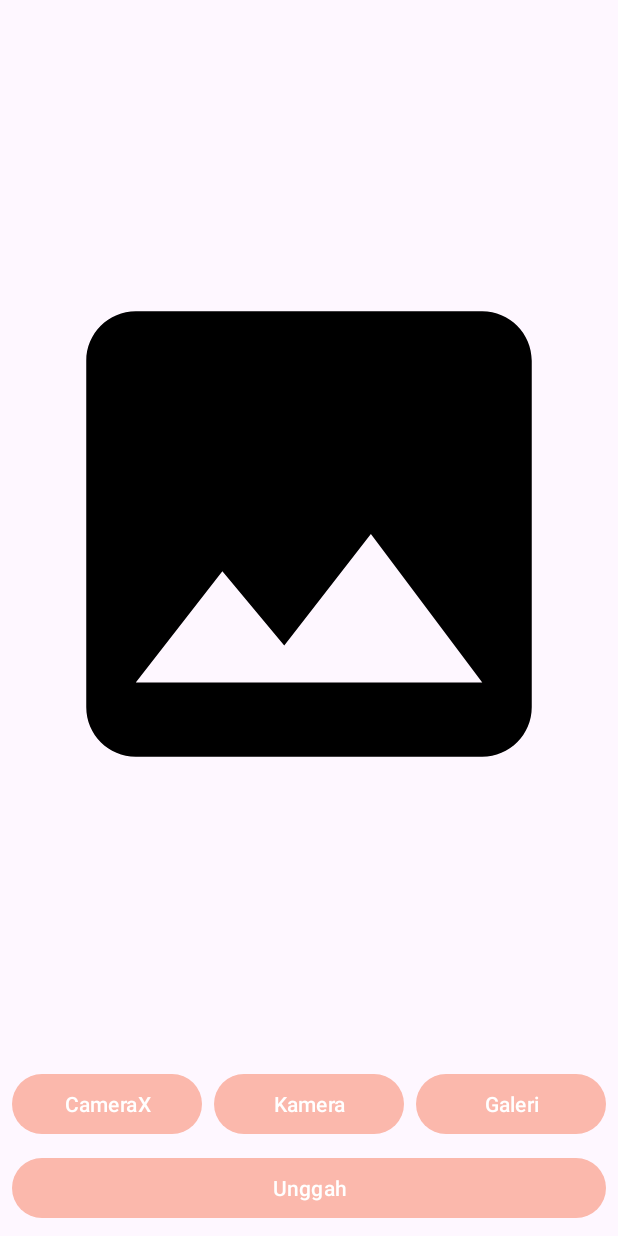
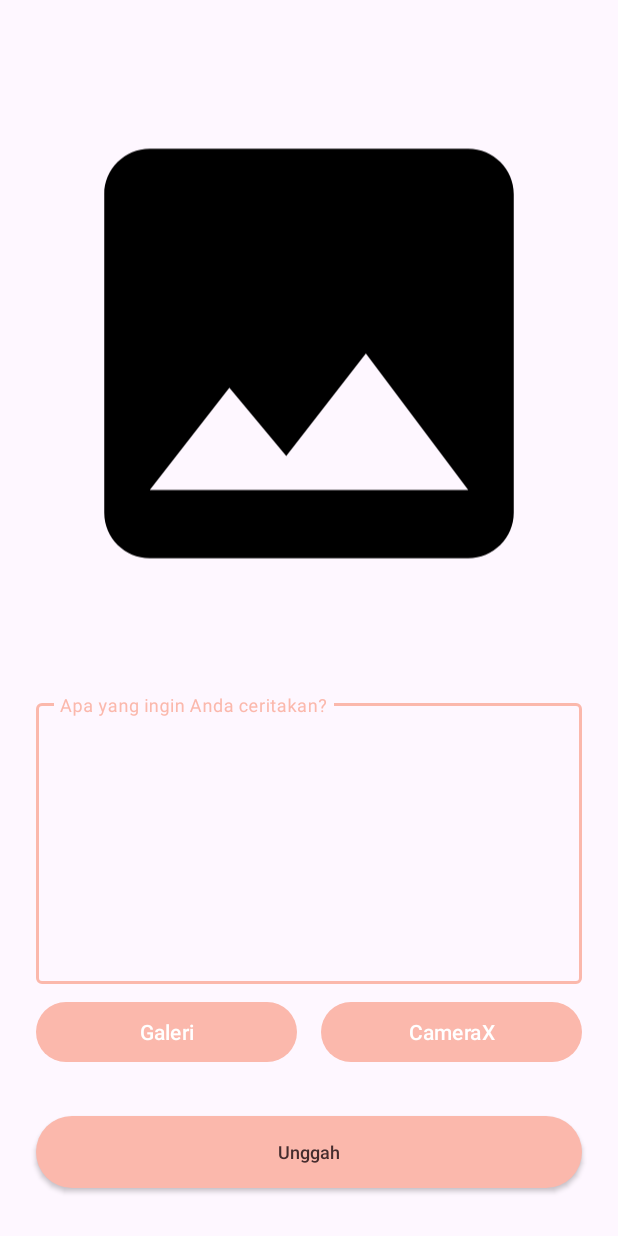
Before and after one commit to kholishulil97/CeritaKita, an Android app: the AddStoryActivity screen opened directly, with no data from a screen before it, on a phone screen of 412 x 824 dp. Run offline under Robolectric (Android 15) with nearby library versions, the phone set to English and light mode, and no system bars; pictures from the network do not load.

Commit message:
edit add story layout

```diff
--- a/app/src/main/java/com/example/storyapp/view/addstory/AddStoryActivity.kt
+++ b/app/src/main/java/com/example/storyapp/view/addstory/AddStoryActivity.kt
@@ -74,7 +74,6 @@ class AddStoryActivity : AppCompatActivity() {
         setContentView(binding.root)
 
         binding.cameraXButton.setOnClickListener { startCameraX() }
-        binding.cameraButton.setOnClickListener { startTakePhoto() }
         binding.galleryButton.setOnClickListener { startGallery() }
         binding.uploadButton.setOnClickListener {
             viewModel.getSession().observe(this) {
@@ -145,21 +144,6 @@ class AddStoryActivity : AppCompatActivity() {
 
     private lateinit var currentPhotoPath: String
 
-    private fun startTakePhoto() {
-        val intent = Intent(MediaStore.ACTION_IMAGE_CAPTURE)
-        intent.resolveActivity(packageManager)
-        createCustomTempFile(application).also {
-            val photoURI: Uri = FileProvider.getUriForFile(
-                this@AddStoryActivity,
-                "com.dicoding.picodiploma.mycamera",
-                it
-            )
-            currentPhotoPath = it.absolutePath
-            intent.putExtra(MediaStore.EXTRA_OUTPUT, photoURI)
-            launcherIntentCamera.launch(intent)
-        }
-    }
-
     private fun startCameraX() {
         val intent = Intent(this, CameraActivity::class.java)
         launcherIntentCameraX.launch(intent)
--- a/app/src/main/res/layout/activity_add_story.xml
+++ b/app/src/main/res/layout/activity_add_story.xml
@@ -5,6 +5,32 @@
     android:layout_width="match_parent"
     android:layout_height="match_parent"
     tools:context=".view.addstory.AddStoryActivity">
+
+    <com.google.android.material.textfield.TextInputLayout
+        android:id="@+id/descEditTextLayout"
+        style="@style/Widget.MaterialComponents.TextInputLayout.OutlinedBox"
+        android:layout_width="0dp"
+        android:layout_height="wrap_content"
+        android:layout_marginStart="24dp"
+        android:layout_marginEnd="24dp"
+        android:layout_marginBottom="8dp"
+        app:endIconMode="clear_text"
+        app:layout_constraintBottom_toTopOf="@id/cameraXButton"
+        app:layout_constraintEnd_toEndOf="parent"
+        app:layout_constraintStart_toStartOf="parent"
+        tools:alpha="100">
+
+        <com.example.storyapp.view.custom.MyEditText
+            android:id="@+id/descEditText"
+            android:layout_width="match_parent"
+            android:layout_height="wrap_content"
+            android:ems="10"
+            android:inputType="textMultiLine"
+            android:lines="8"
+            android:hint="@string/hint_add_story"
+            android:gravity="top"
+            tools:ignore="SpeakableTextPresentCheck" />
+    </com.google.android.material.textfield.TextInputLayout>
 
     <Button
         android:id="@+id/cameraXButton"
@@ -14,58 +40,43 @@
         android:elevation="2dp"
         android:scaleType="fitCenter"
         android:text="@string/camera_x"
-        app:layout_constraintBottom_toBottomOf="@+id/cameraButton"
-        app:layout_constraintEnd_toStartOf="@+id/cameraButton"
-        app:layout_constraintHorizontal_bias="0.5"
-        app:layout_constraintStart_toStartOf="parent"
-        app:layout_constraintTop_toTopOf="@+id/cameraButton" />
+        app:layout_constraintBottom_toBottomOf="@+id/galleryButton"
+        app:layout_constraintEnd_toEndOf="@+id/descEditTextLayout"
+        app:layout_constraintStart_toEndOf="@+id/galleryButton"
+        app:layout_constraintTop_toTopOf="@+id/galleryButton" />
 
     <ImageView
         android:id="@+id/previewImageView"
         android:layout_width="0dp"
         android:layout_height="0dp"
-        android:layout_marginStart="8dp"
-        android:layout_marginTop="8dp"
-        android:layout_marginEnd="8dp"
-        android:layout_marginBottom="8dp"
-        app:layout_constraintBottom_toTopOf="@+id/cameraButton"
+        android:layout_marginStart="24dp"
+        android:layout_marginTop="24dp"
+        android:layout_marginEnd="24dp"
+        android:layout_marginBottom="16dp"
+        app:layout_constraintBottom_toTopOf="@+id/descEditTextLayout"
         app:layout_constraintEnd_toEndOf="parent"
         app:layout_constraintStart_toStartOf="parent"
         app:layout_constraintTop_toTopOf="parent"
         app:srcCompat="@drawable/ic_place_holder" />
 
     <Button
-        android:id="@+id/cameraButton"
-        android:layout_width="0dp"
-        android:layout_height="wrap_content"
-        android:layout_marginStart="8dp"
-        android:layout_marginEnd="8dp"
-        android:layout_marginBottom="8dp"
-        android:text="@string/camera"
-        app:layout_constraintBottom_toTopOf="@+id/uploadButton"
-        app:layout_constraintEnd_toStartOf="@+id/galleryButton"
-        app:layout_constraintHorizontal_bias="0.5"
-        app:layout_constraintStart_toEndOf="@+id/cameraXButton" />
-
-    <Button
         android:id="@+id/galleryButton"
         android:layout_width="0dp"
         android:layout_height="wrap_content"
         android:layout_marginEnd="8dp"
+        android:layout_marginBottom="32dp"
         android:text="@string/gallery"
-        app:layout_constraintBottom_toBottomOf="@+id/cameraButton"
-        app:layout_constraintEnd_toEndOf="parent"
-        app:layout_constraintHorizontal_bias="0.5"
-        app:layout_constraintStart_toEndOf="@+id/cameraButton"
-        app:layout_constraintTop_toTopOf="@+id/cameraButton" />
+        app:layout_constraintBottom_toTopOf="@+id/uploadButton"
+        app:layout_constraintEnd_toStartOf="@+id/cameraXButton"
+        app:layout_constraintStart_toStartOf="@+id/descEditTextLayout" />
 
-    <Button
+    <com.example.storyapp.view.custom.MyButton
         android:id="@+id/uploadButton"
         android:layout_width="0dp"
         android:layout_height="wrap_content"
-        android:layout_marginStart="8dp"
-        android:layout_marginEnd="8dp"
-        android:layout_marginBottom="8dp"
+        android:layout_marginStart="24dp"
+        android:layout_marginEnd="24dp"
+        android:layout_marginBottom="32dp"
         android:text="@string/upload"
         app:layout_constraintBottom_toBottomOf="parent"
         app:layout_constraintEnd_toEndOf="parent"
--- a/app/src/main/res/values/strings.xml
+++ b/app/src/main/res/values/strings.xml
@@ -36,4 +36,5 @@
     <string name="gallery">Galeri</string>
     <string name="upload">Unggah</string>
     <string name="desc_create_new_story">tambahkan cerita baru</string>
+    <string name="hint_add_story">Apa yang ingin Anda ceritakan?</string>
 </resources>
```
